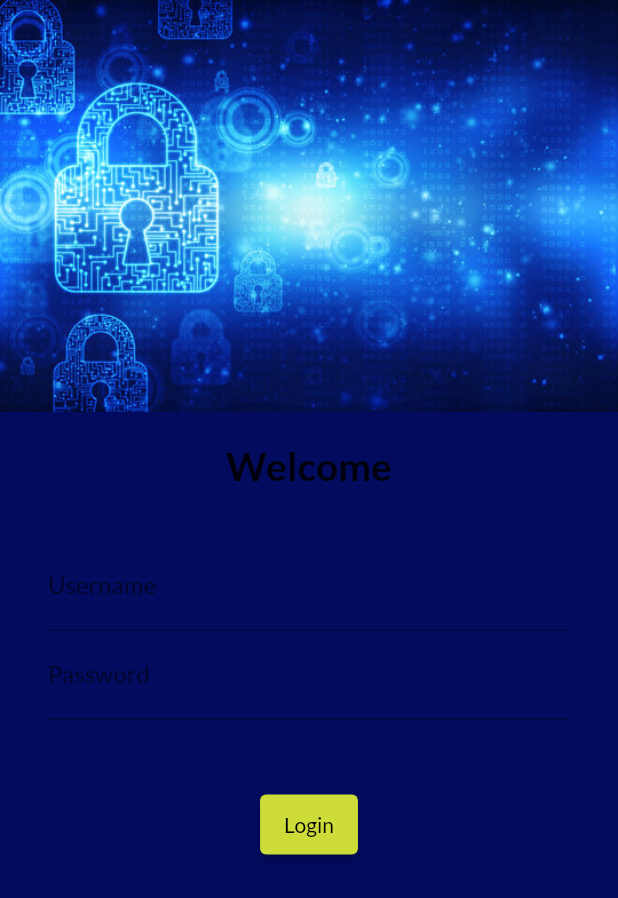
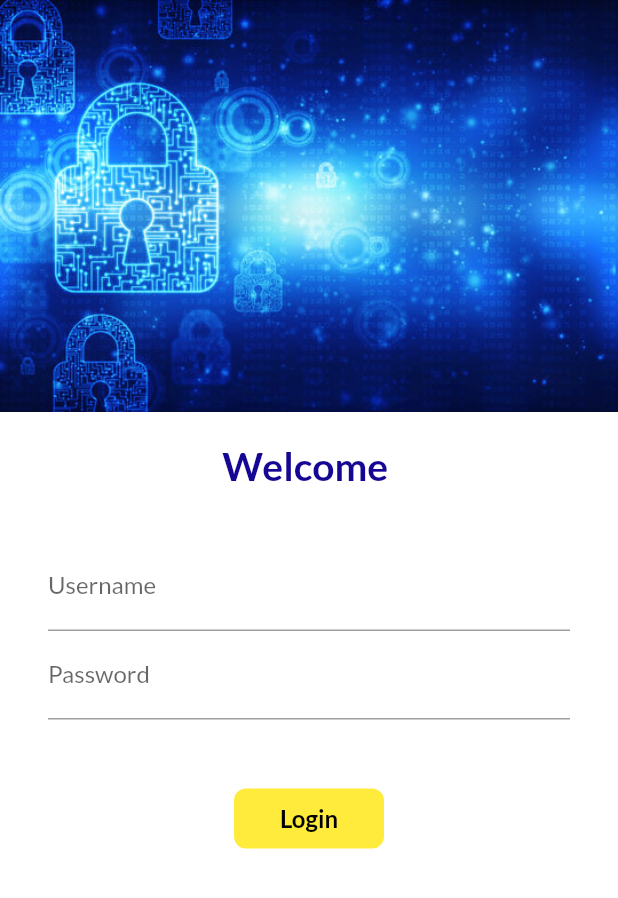
Before and after one commit to vandanshah17/MyFirstApp-Flutter, a Flutter app: the screen it shows after launch, on a phone screen of 412 x 824 dp. Shown: the top 898 px of the screen. Run offline on Flutter 3.47's test engine with Material 2 defaults, Android fonts, the phone set to English and light mode, and no system bars; our stand-ins replace google_fonts.

Commit message:
day 8 commit

```diff
--- a/lib/Pages/login_page.dart
+++ b/lib/Pages/login_page.dart
@@ -1,12 +1,35 @@
 import 'package:flutter/material.dart';
 import 'package:flutter_application_1/utils/routes.dart';
 
-class LoginPage extends StatelessWidget {
+class LoginPage extends StatefulWidget {
+  @override
+  State<LoginPage> createState() => _LoginPageState();
+}
+
+class _LoginPageState extends State<LoginPage> {
+  String name = "";
+  bool changeButton = false;
+  final formkey = GlobalKey<FormState>();
+  movetoHome(BuildContext context) async {
+    if (formkey.currentState!.validate()) {
+      setState(() {
+        changeButton = true;
+      });
+      await Future.delayed(Duration(seconds: 1));
+      await Navigator.pushNamed(context, MyRoutes.homeRoute);
+      setState(() {
+        changeButton = false;
+      });
+    }
+  }
+
   @override
   Widget build(BuildContext context) {
     return Material(
-        color: Color.fromARGB(255, 2, 11, 94),
+        color: Colors.white,
         child: SingleChildScrollView(
+          child: Form(
+            key: formkey,
             child: Column(children: [
               Image.asset(
                 "assets/images/123.jpg",
@@ -16,8 +39,9 @@ class LoginPage extends StatelessWidget {
                 height: 20.0,
               ),
               Text(
-              "Welcome",
+                "Welcome $name",
                 style: TextStyle(
+                  color: Color.fromARGB(255, 21, 7, 147),
                   fontSize: 26,
                   fontWeight: FontWeight.bold,
                 ),
@@ -26,8 +50,8 @@ class LoginPage extends StatelessWidget {
                 height: 20.0,
               ),
               Padding(
-              padding:
-                  const EdgeInsets.symmetric(horizontal: 32.0, vertical: 16.0),
+                padding: const EdgeInsets.symmetric(
+                    horizontal: 32.0, vertical: 16.0),
                 child: Column(
                   children: [
                     TextFormField(
@@ -35,6 +59,16 @@ class LoginPage extends StatelessWidget {
                         hintText: "Enter Username",
                         labelText: "Username",
                       ),
+                      validator: (value) {
+                        if (value!.isEmpty) {
+                          return "Username can not be empty";
+                        }
+                        return null;
+                      },
+                      onChanged: (value) {
+                        name = value;
+                        setState(() {});
+                      },
                     ),
                     TextFormField(
                       obscureText: true,
@@ -42,6 +76,15 @@ class LoginPage extends StatelessWidget {
                         hintText: "Enter Password",
                         labelText: "Password",
                       ),
+                      validator: (value) {
+                        if (value!.isEmpty) {
+                          return "Password can not be empty";
+                        } else if (value.length < 6) {
+                          return "Password should be more than 6 characters.";
+                        }
+
+                        return null;
+                      },
                     ),
                   ],
                 ),
@@ -49,14 +92,33 @@ class LoginPage extends StatelessWidget {
               SizedBox(
                 height: 30.0,
               ),
-            ElevatedButton(
-              child: Text("Login"),
-              style: TextButton.styleFrom(minimumSize: Size(40, 40)),
-              onPressed: () {
-                Navigator.pushNamed(context, MyRoutes.homeRoute);
-              },
+              Material(
+                color: Colors.yellow,
+                borderRadius: BorderRadius.circular(changeButton ? 50 : 8),
+                child: InkWell(
+                  onTap: () => movetoHome(context),
+                  child: AnimatedContainer(
+                    duration: Duration(seconds: 1),
+                    width: changeButton ? 50 : 100,
+                    height: 40,
+                    alignment: Alignment.center,
+                    child: changeButton
+                        ? Icon(
+                            Icons.done,
+                            color: Colors.black,
                           )
+                        : Text(
+                            "Login",
+                            style: TextStyle(
+                                color: Colors.black,
+                                fontWeight: FontWeight.bold,
+                                fontSize: 16),
+                          ),
+                  ),
+                ),
+              ),
             ]),
+          ),
         ));
   }
 }
```
Lines whose indentation alone changed are shown as unchanged.
